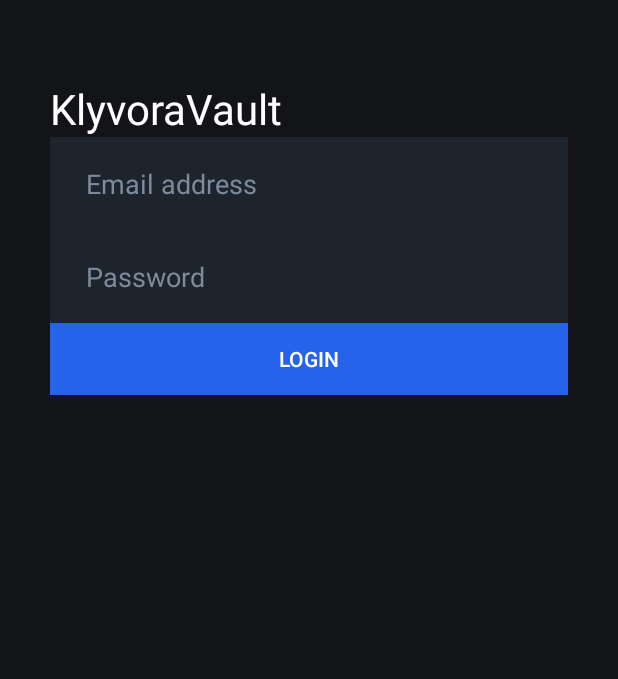
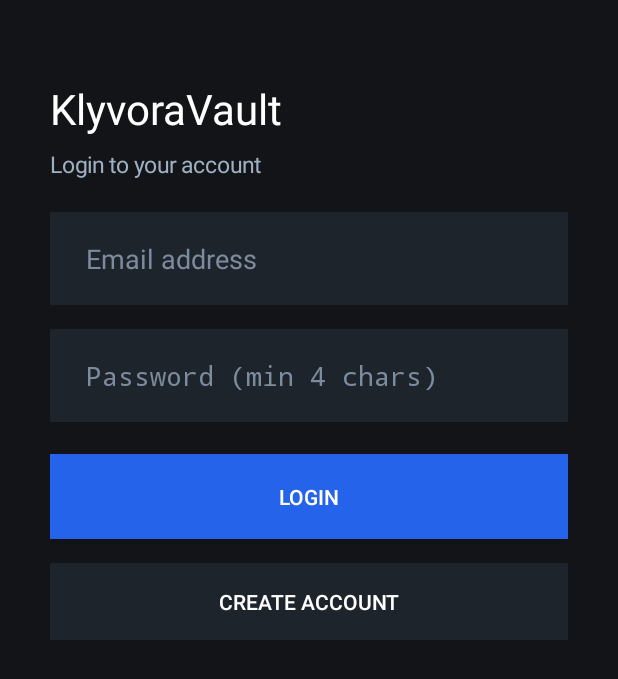
Before and after one commit to samilhussan66-byte/klyvoravault2026, an Android app: the screen it shows after launch (LoginActivity), after a tap on "LOGIN", on a phone screen of 412 x 824 dp. Shown: the top 679 px of the screen. Run offline under Robolectric (Android 15) with nearby library versions, the phone set to English and light mode, and no system bars.

Commit message:
Refactor LoginActivity for account creation and login

```diff
--- a/app/src/main/java/com/klyvoravault/ai/LoginActivity.kt
+++ b/app/src/main/java/com/klyvoravault/ai/LoginActivity.kt
@@ -1,7 +1,10 @@
 package com.klyvoravault.ai
 
+import android.content.Context
 import android.content.Intent
 import android.os.Bundle
+import android.text.InputType
+import android.view.View
 import android.widget.Button
 import android.widget.EditText
 import android.widget.LinearLayout
@@ -12,8 +15,12 @@ import androidx.appcompat.app.AppCompatActivity
 
 class LoginActivity : AppCompatActivity() {
 
+    private var isCreateMode = false
+
     override fun onCreate(savedInstanceState: Bundle?) {
         super.onCreate(savedInstanceState)
+
+        val prefs = getSharedPreferences("KlyvoraVaultAuth", Context.MODE_PRIVATE)
 
         val scrollView = ScrollView(this).apply {
             setBackgroundColor(0xFF121417.toInt())
@@ -24,50 +31,138 @@ class LoginActivity : AppCompatActivity() {
             orientation = LinearLayout.VERTICAL
         }
 
-        val title = TextView(this).apply {
+        val tvTitle = TextView(this).apply {
             text = "KlyvoraVault"
             setTextColor(0xFFFFFFFF.toInt())
             textSize = 28f
         }
 
+        val tvSubtitle = TextView(this).apply {
+            text = "Login to your account"
+            setTextColor(0xFF9FB0C3.toInt())
+            textSize = 15f
+            setPadding(0, 12, 0, 32)
+        }
+
         val etEmail = EditText(this).apply {
             hint = "Email address"
+            inputType = InputType.TYPE_CLASS_TEXT or InputType.TYPE_TEXT_VARIATION_EMAIL_ADDRESS
             setTextColor(0xFFFFFFFF.toInt())
             setHintTextColor(0xFF7C8B9E.toInt())
             setBackgroundColor(0xFF1E242B.toInt())
             setPadding(36, 28, 36, 28)
         }
 
+        val spacer1 = View(this).apply {
+            layoutParams = LinearLayout.LayoutParams(
+                LinearLayout.LayoutParams.MATCH_PARENT,
+                24
+            )
+        }
+
         val etPassword = EditText(this).apply {
-            hint = "Password"
+            hint = "Password (min 4 chars)"
+            inputType = InputType.TYPE_CLASS_TEXT or InputType.TYPE_TEXT_VARIATION_PASSWORD
             setTextColor(0xFFFFFFFF.toInt())
             setHintTextColor(0xFF7C8B9E.toInt())
             setBackgroundColor(0xFF1E242B.toInt())
             setPadding(36, 28, 36, 28)
         }
 
-        val btnLogin = Button(this).apply {
-            text = "Login"
+        val spacer2 = View(this).apply {
+            layoutParams = LinearLayout.LayoutParams(
+                LinearLayout.LayoutParams.MATCH_PARENT,
+                32
+            )
+        }
+
+        val btnPrimary = Button(this).apply {
+            text = "LOGIN"
             setTextColor(0xFFFFFFFF.toInt())
             setBackgroundColor(0xFF2563EB.toInt())
+            setPadding(24, 28, 24, 28)
         }
 
-        btnLogin.setOnClickListener {
-            val email = etEmail.text.toString().trim()
-            val password = etPassword.text.toString().trim()
-            if (email.isEmpty() || password.isEmpty()) {
-                Toast.makeText(this, "Please enter email and password", Toast.LENGTH_SHORT).show()
+        val spacer3 = View(this).apply {
+            layoutParams = LinearLayout.LayoutParams(
+                LinearLayout.LayoutParams.MATCH_PARENT,
+                24
+            )
+        }
+
+        val btnToggleMode = Button(this).apply {
+            text = "CREATE ACCOUNT"
+            setTextColor(0xFFFFFFFF.toInt())
+            setBackgroundColor(0xFF1E242B.toInt())
+            setPadding(24, 24, 24, 24)
+        }
+
+        btnToggleMode.setOnClickListener {
+            isCreateMode = !isCreateMode
+            if (isCreateMode) {
+                tvSubtitle.text = "Create a new account"
+                btnPrimary.text = "CREATE ACCOUNT"
+                btnToggleMode.text = "BACK TO LOGIN"
             } else {
-                Toast.makeText(this, "Welcome to KlyvoraVault", Toast.LENGTH_SHORT).show()
-                startActivity(Intent(this, MainActivity::class.java))
-                finish()
+                tvSubtitle.text = "Login to your account"
+                btnPrimary.text = "LOGIN"
+                btnToggleMode.text = "CREATE ACCOUNT"
             }
         }
 
-        layout.addView(title)
+        btnPrimary.setOnClickListener {
+            val email = etEmail.text.toString().trim().lowercase()
+            val password = etPassword.text.toString().trim()
+
+            if (email.isEmpty() || password.isEmpty()) {
+                Toast.makeText(this, "Email aur password dono dalein", Toast.LENGTH_SHORT).show()
+                return@setOnClickListener
+            }
+
+            if (isCreateMode) {
+                if (password.length < 4) {
+                    Toast.makeText(this, "Password kam se kam 4 character ka rakhein", Toast.LENGTH_SHORT).show()
+                    return@setOnClickListener
+                }
+                prefs.edit()
+                    .putString("saved_email", email)
+                    .putString("saved_password", password)
+                    .apply()
+
+                Toast.makeText(this, "Account ban gaya! Ab Login karein", Toast.LENGTH_SHORT).show()
+                isCreateMode = false
+                tvSubtitle.text = "Login to your account"
+                btnPrimary.text = "LOGIN"
+                btnToggleMode.text = "CREATE ACCOUNT"
+                etPassword.text.clear()
+            } else {
+                val savedEmail = prefs.getString("saved_email", null)
+                val savedPassword = prefs.getString("saved_password", null)
+
+                if (savedEmail == null || savedPassword == null) {
+                    Toast.makeText(this, "Pehle CREATE ACCOUNT dabayein", Toast.LENGTH_SHORT).show()
+                    return@setOnClickListener
+                }
+
+                if (email == savedEmail && password == savedPassword) {
+                    Toast.makeText(this, "Login successful", Toast.LENGTH_SHORT).show()
+                    startActivity(Intent(this, MainActivity::class.java))
+                    finish()
+                } else {
+                    Toast.makeText(this, "Galat email ya password", Toast.LENGTH_SHORT).show()
+                }
+            }
+        }
+
+        layout.addView(tvTitle)
+        layout.addView(tvSubtitle)
         layout.addView(etEmail)
+        layout.addView(spacer1)
         layout.addView(etPassword)
-        layout.addView(btnLogin)
+        layout.addView(spacer2)
+        layout.addView(btnPrimary)
+        layout.addView(spacer3)
+        layout.addView(btnToggleMode)
         scrollView.addView(layout)
         setContentView(scrollView)
     }
```
